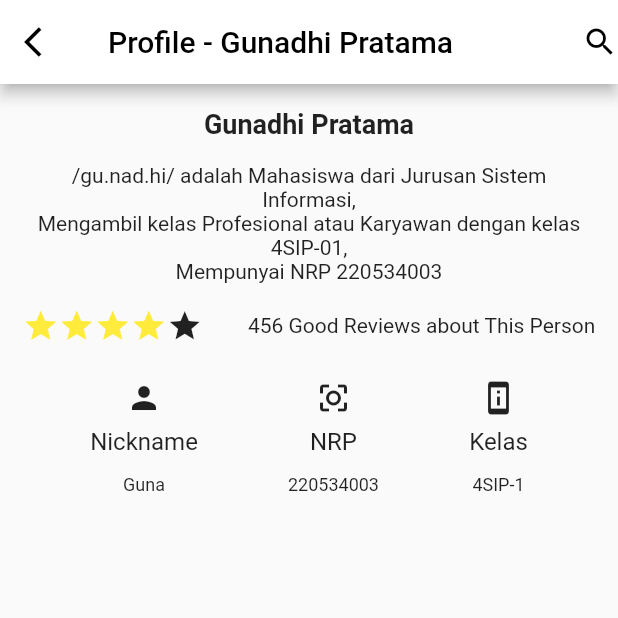
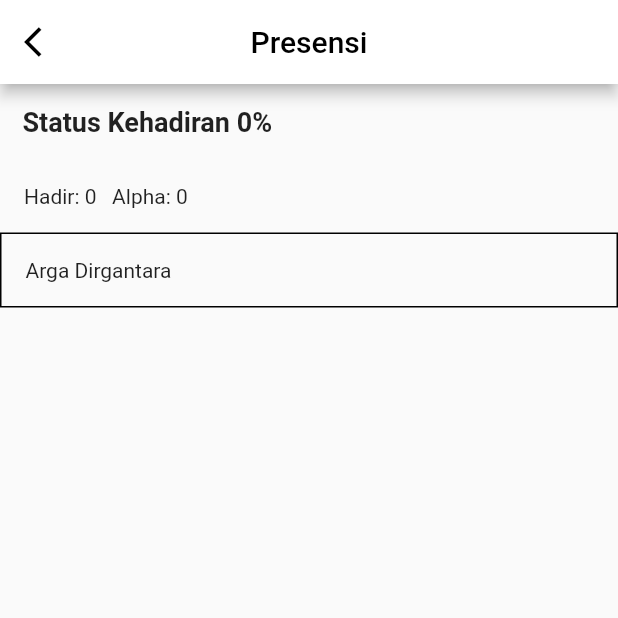
Before and after one commit to codeguna/flutter_gunadhi, a Flutter app: the screen it shows after launch, on a phone screen of 412 x 824 dp, the top half of it. Run offline on Flutter 3.47's test engine with Material 2 defaults, Android fonts, the phone set to English and light mode, and no system bars.

Commit message:
quiz piranti

```diff
--- a/lib/main.dart
+++ b/lib/main.dart
@@ -1,6 +1,6 @@
 import 'package:flutter/material.dart';
 
-void main() => runApp(ProfileGuna());
+void main() => runApp(Mahasiswa());
 
 Widget _buildTextSection(
   String text,
@@ -31,18 +31,14 @@ Widget _buildMenuSection(
   );
 }
 
-class ProfileGuna extends StatelessWidget {
+class Mahasiswa extends StatelessWidget {
   @override
   Widget build(BuildContext context) {
-    Widget imageSection = Container(
-      child: Image.asset('images/profile.jpg'),
-    );
-
     Widget titleSection = Container(
-      padding: EdgeInsets.only(top: 16),
+      padding: EdgeInsets.all(15),
       child: Text(
-        'Gunadhi Pratama',
-        textAlign: TextAlign.center,
+        'Status Kehadiran 0%',
+        textAlign: TextAlign.left,
         style: TextStyle(
           fontWeight: FontWeight.bold,
           fontSize: 18,
@@ -53,67 +49,38 @@ class ProfileGuna extends StatelessWidget {
     Widget desriptionSection = Container(
         padding: EdgeInsets.all(16),
         child: Text(
-          '/gu.nad.hi/ adalah Mahasiswa dari Jurusan Sistem Informasi, '
-          '\nMengambil kelas Profesional atau Karyawan dengan kelas 4SIP-01, '
-          '\nMempunyai NRP 220534003',
-          textAlign: TextAlign.center,
+          'Hadir: 0   '
+          'Alpha: 0',
+          textAlign: TextAlign.left,
         ));
 
-    Widget rateSection = Row(
-      children: [
-        Icon(Icons.star, color: Colors.yellow),
-        Icon(Icons.star, color: Colors.yellow),
-        Icon(Icons.star, color: Colors.yellow),
-        Icon(Icons.star, color: Colors.yellow),
-        Icon(Icons.star),
-      ],
-    );
-
-    Widget reviewSection = Row(
-      mainAxisAlignment: MainAxisAlignment.spaceAround,
-      children: [
-        rateSection,
-        Text('456 Good Reviews about This Person'),
-      ],
-    );
-
-    Widget menuSection = Row(
-      mainAxisAlignment: MainAxisAlignment.spaceEvenly,
-      children: [
-        _buildMenuSection(Icons.person, "Nickname", "Guna"),
-        _buildMenuSection(
-            Icons.center_focus_strong_outlined, "NRP", "220534003"),
-        _buildMenuSection(Icons.perm_device_info, "Kelas", "4SIP-1"),
-      ],
-    );
+    Widget listMahasiswa = Container(
+        padding: EdgeInsets.all(16),
+        decoration: BoxDecoration(
+          border: Border.all(),
+        ),
+        child: Text(
+          'Arga Dirgantara',
+          textAlign: TextAlign.left,
+        ));
 
     return MaterialApp(
       title: 'Material Apps',
       home: Scaffold(
           appBar: AppBar(
+            centerTitle: true,
             backgroundColor: Colors.white,
             leading: Icon(Icons.arrow_back_ios, color: Colors.black),
             title: Text(
-              'Profile - Gunadhi Pratama',
+              'Presensi',
               style: TextStyle(color: Colors.black),
             ),
-            actions: <Widget>[
-              Icon(
-                Icons.search,
-                color: Colors.black,
-              )
-            ],
           ),
           body: ListView(
             children: [
-              imageSection,
               titleSection,
               desriptionSection,
-              Container(
-                padding: EdgeInsets.only(bottom: 24),
-                child: reviewSection,
-              ),
-              menuSection,
+              listMahasiswa,
             ],
           )),
     );
--- a/pubspec.yaml
+++ b/pubspec.yaml
@@ -59,7 +59,7 @@ flutter:
 
     # To add assets to your application, add an assets section, like this:
     assets:
-        - images/
+        - assets/images/
 
     # An image asset can refer to one or more resolution-specific "variants", see
     # https://flutter.dev/assets-and-images/#resolution-aware
```
